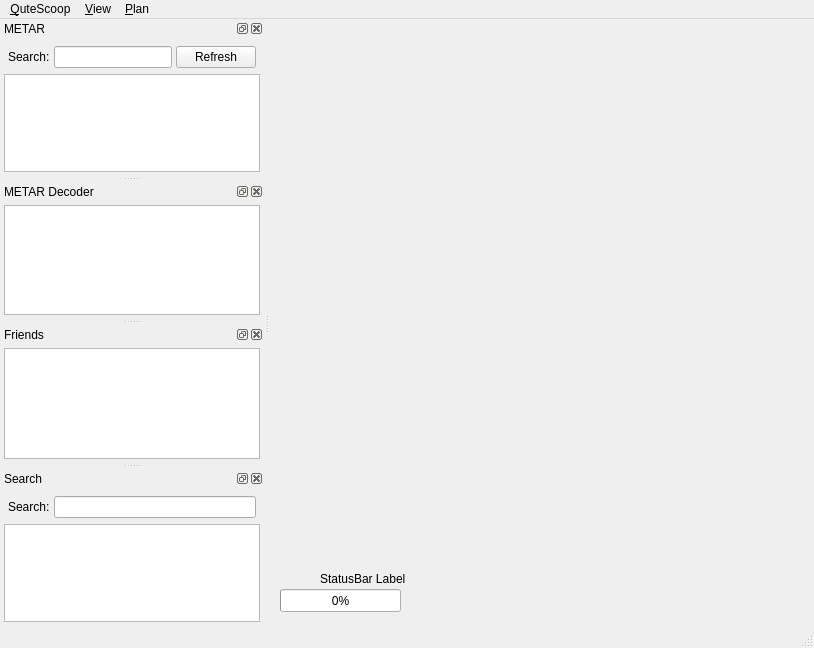
Above: branches/jonas_stable/QuteScoop/gui/MainWindow.ui from qutescoop/qutescoop before the change. Below: the same form after it.
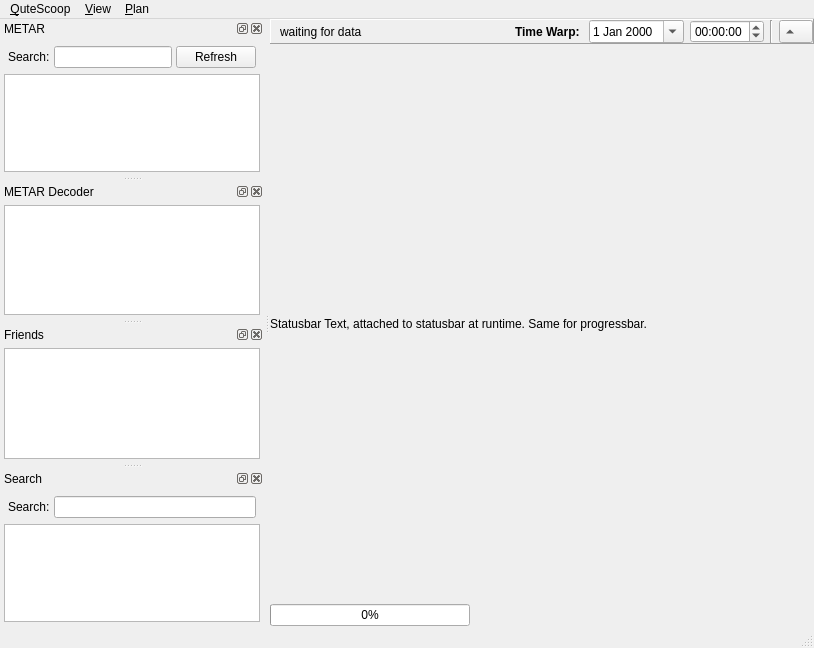
That is the form after the change. Icons and pictures are not drawn.

Diff of the .ui file:
```diff
--- a/branches/jonas_stable/QuteScoop/gui/MainWindow.ui
+++ b/branches/jonas_stable/QuteScoop/gui/MainWindow.ui
@@ -21,32 +21,134 @@
    <bool>true</bool>
   </property>
   <widget class="QWidget" name="centralwidget">
-   <widget class="QLabel" name="lblStatus">
-    <property name="geometry">
-     <rect>
-      <x>50</x>
-      <y>550</y>
-      <width>111</width>
-      <height>20</height>
-     </rect>
+   <layout class="QVBoxLayout" name="verticalLayout">
+    <property name="spacing">
+     <number>0</number>
     </property>
-    <property name="text">
-     <string>StatusBar Label</string>
-    </property>
-   </widget>
-   <widget class="QProgressBar" name="progressBar">
-    <property name="geometry">
-     <rect>
-      <x>10</x>
-      <y>570</y>
-      <width>121</width>
-      <height>23</height>
-     </rect>
-    </property>
-    <property name="value">
+    <property name="margin">
      <number>0</number>
     </property>
-   </widget>
+    <item>
+     <widget class="QFrame" name="framePredict">
+      <property name="sizePolicy">
+       <sizepolicy hsizetype="Preferred" vsizetype="Maximum">
+        <horstretch>0</horstretch>
+        <verstretch>0</verstretch>
+       </sizepolicy>
+      </property>
+      <property name="frameShape">
+       <enum>QFrame::Panel</enum>
+      </property>
+      <property name="frameShadow">
+       <enum>QFrame::Raised</enum>
+      </property>
+      <layout class="QHBoxLayout" name="horizontalLayout">
+       <property name="topMargin">
+        <number>0</number>
+       </property>
+       <property name="rightMargin">
+        <number>0</number>
+       </property>
+       <property name="bottomMargin">
+        <number>0</number>
+       </property>
+       <item>
+        <widget class="QLabel" name="lblWarpInfo">
+         <property name="text">
+          <string>waiting for data</string>
+         </property>
+        </widget>
+       </item>
+       <item>
+        <spacer name="horizontalSpacer">
+         <property name="orientation">
+          <enum>Qt::Horizontal</enum>
+         </property>
+         <property name="sizeHint" stdset="0">
+          <size>
+           <width>40</width>
+           <height>20</height>
+          </size>
+         </property>
+        </spacer>
+       </item>
+       <item>
+        <widget class="QLabel" name="label_3">
+         <property name="font">
+          <font>
+           <weight>75</weight>
+           <bold>true</bold>
+          </font>
+         </property>
+         <property name="text">
+          <string>Time Warp: </string>
+         </property>
+        </widget>
+       </item>
+       <item>
+        <widget class="QDateEdit" name="datePredictTime">
+         <property name="wrapping">
+          <bool>true</bool>
+         </property>
+         <property name="calendarPopup">
+          <bool>true</bool>
+         </property>
+         <property name="timeSpec">
+          <enum>Qt::UTC</enum>
+         </property>
+        </widget>
+       </item>
+       <item>
+        <widget class="QTimeEdit" name="timePredictTime">
+         <property name="wrapping">
+          <bool>true</bool>
+         </property>
+        </widget>
+       </item>
+       <item>
+        <widget class="Line" name="line">
+         <property name="orientation">
+          <enum>Qt::Vertical</enum>
+         </property>
+        </widget>
+       </item>
+       <item>
+        <widget class="QToolButton" name="tbDisablePredict">
+         <property name="text">
+          <string/>
+         </property>
+         <property name="toolButtonStyle">
+          <enum>Qt::ToolButtonTextBesideIcon</enum>
+         </property>
+         <property name="arrowType">
+          <enum>Qt::UpArrow</enum>
+         </property>
+        </widget>
+       </item>
+      </layout>
+     </widget>
+    </item>
+    <item>
+     <widget class="QLabel" name="lblStatus">
+      <property name="text">
+       <string>Statusbar Text, attached to statusbar at runtime. Same for progressbar.</string>
+      </property>
+     </widget>
+    </item>
+    <item>
+     <widget class="QProgressBar" name="progressBar">
+      <property name="maximumSize">
+       <size>
+        <width>200</width>
+        <height>16777215</height>
+       </size>
+      </property>
+      <property name="value">
+       <number>0</number>
+      </property>
+     </widget>
+    </item>
+   </layout>
   </widget>
   <widget class="QMenuBar" name="menubar">
    <property name="geometry">
```
Left out of the diff: 153 changed lines with no effect on the pictures.
